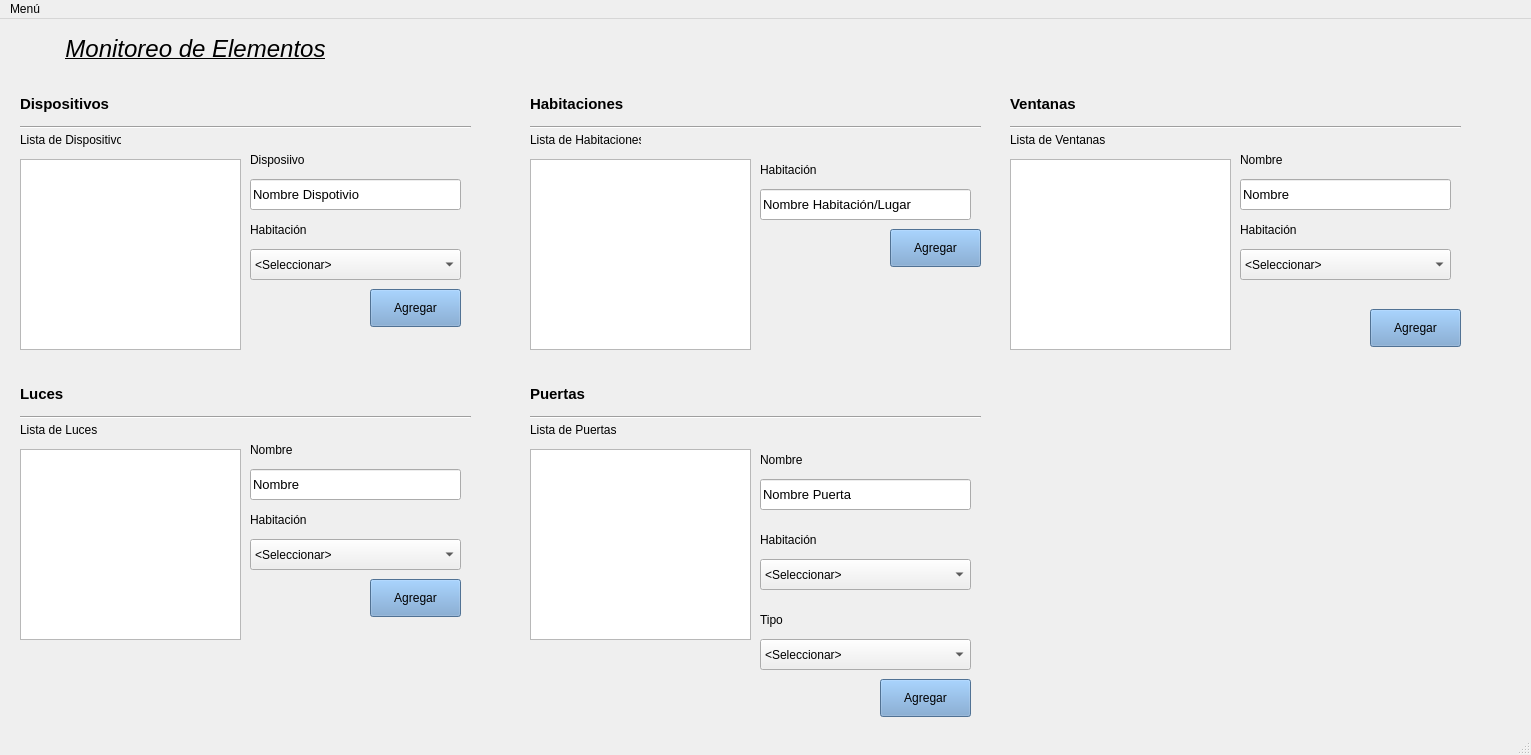
Above: smart-hub-prolog/monitoreoview.ui from josemartinezg/arbol-genealogico-prolog before the change. Below: the same form after it.
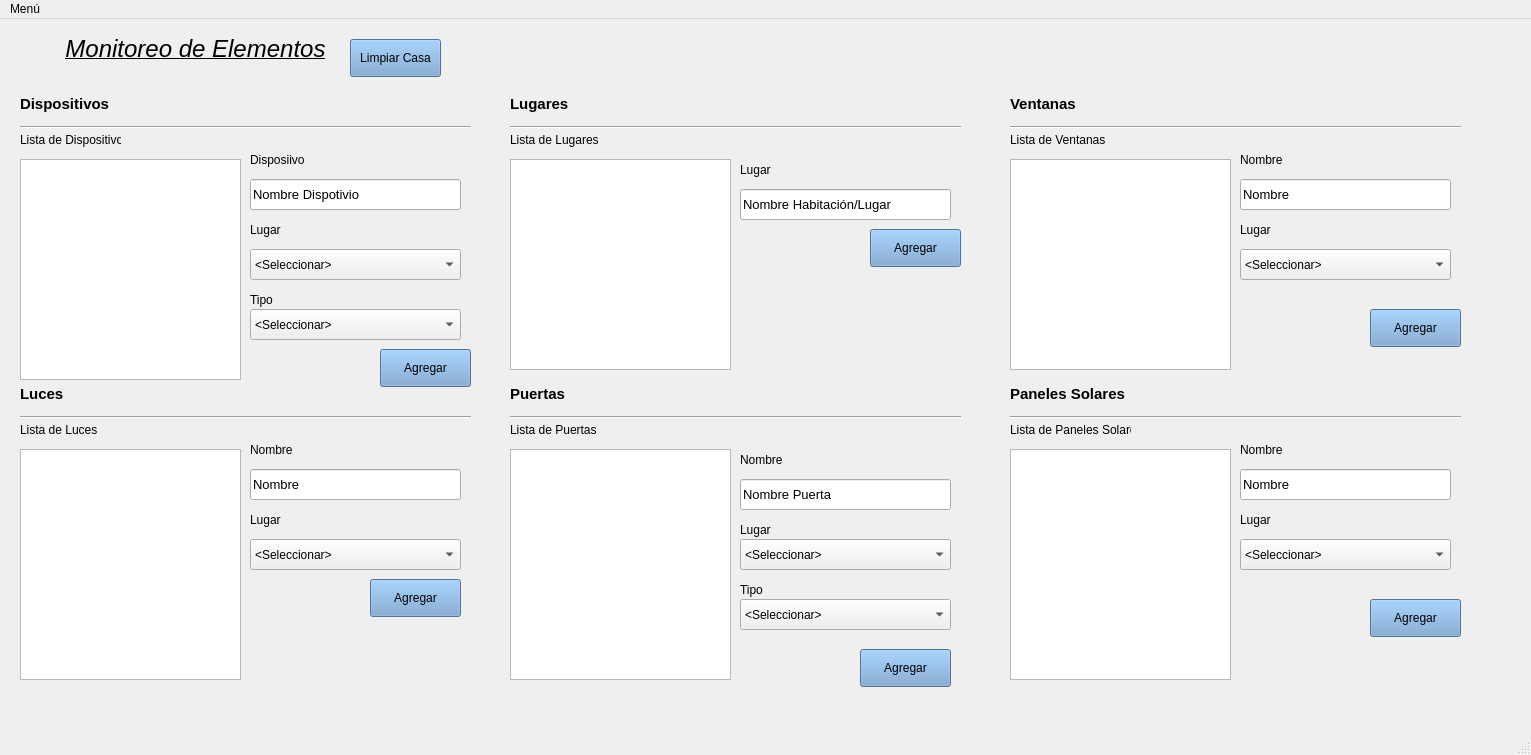
That is the form after the change.

Commit message: Monitoreo View Completo

Patch:
```diff
--- a/smart-hub-prolog/monitoreoview.ui
+++ b/smart-hub-prolog/monitoreoview.ui
@@ -20,7 +20,7 @@
       <x>20</x>
       <y>140</y>
       <width>221</width>
-      <height>191</height>
+      <height>221</height>
      </rect>
     </property>
     <property name="font">
@@ -92,8 +92,8 @@
    <widget class="QPushButton" name="btn_dispositivo">
     <property name="geometry">
      <rect>
-      <x>370</x>
-      <y>270</y>
+      <x>380</x>
+      <y>330</y>
       <width>91</width>
       <height>38</height>
      </rect>
@@ -128,13 +128,13 @@
      </rect>
     </property>
     <property name="text">
-     <string>Habitación</string>
+     <string>Lugar</string>
     </property>
    </widget>
    <widget class="QPushButton" name="btn_habitacion">
     <property name="geometry">
      <rect>
-      <x>890</x>
+      <x>870</x>
       <y>210</y>
       <width>91</width>
       <height>38</height>
@@ -150,20 +150,20 @@
    <widget class="QLabel" name="lbl_habitacion">
     <property name="geometry">
      <rect>
-      <x>760</x>
+      <x>740</x>
       <y>140</y>
       <width>101</width>
       <height>22</height>
      </rect>
     </property>
     <property name="text">
-     <string>Habitación</string>
+     <string>Lugar</string>
     </property>
    </widget>
    <widget class="QLineEdit" name="txt_habitacion">
     <property name="geometry">
      <rect>
-      <x>760</x>
+      <x>740</x>
       <y>170</y>
       <width>211</width>
       <height>31</height>
@@ -184,33 +184,33 @@
    <widget class="QLabel" name="lbl_habitaciones_list">
     <property name="geometry">
      <rect>
-      <x>530</x>
+      <x>510</x>
       <y>110</y>
       <width>111</width>
       <height>22</height>
      </rect>
     </property>
     <property name="text">
-     <string>Lista de Habitaciones</string>
+     <string>Lista de Lugares</string>
     </property>
    </widget>
    <widget class="QLabel" name="lbl_habitacion_2">
     <property name="geometry">
      <rect>
-      <x>530</x>
+      <x>510</x>
       <y>70</y>
       <width>191</width>
       <height>31</height>
      </rect>
     </property>
     <property name="text">
-     <string>&lt;html&gt;&lt;head/&gt;&lt;body&gt;&lt;p&gt;&lt;span style=&quot; font-size:11pt; font-weight:600;&quot;&gt;Habitaciones&lt;/span&gt;&lt;/p&gt;&lt;/body&gt;&lt;/html&gt;</string>
+     <string>&lt;html&gt;&lt;head/&gt;&lt;body&gt;&lt;p&gt;&lt;span style=&quot; font-size:11pt; font-weight:600;&quot;&gt;Lugares&lt;/span&gt;&lt;/p&gt;&lt;/body&gt;&lt;/html&gt;</string>
     </property>
    </widget>
    <widget class="Line" name="line_2">
     <property name="geometry">
      <rect>
-      <x>530</x>
+      <x>510</x>
       <y>100</y>
       <width>451</width>
       <height>16</height>
@@ -267,7 +267,7 @@
    <widget class="QLineEdit" name="txt_puerta">
     <property name="geometry">
      <rect>
-      <x>760</x>
+      <x>740</x>
       <y>460</y>
       <width>211</width>
       <height>31</height>
@@ -295,13 +295,13 @@
      </rect>
     </property>
     <property name="text">
-     <string>Habitación</string>
+     <string>Lugar</string>
     </property>
    </widget>
    <widget class="QLabel" name="lbl_puertas_list">
     <property name="geometry">
      <rect>
-      <x>530</x>
+      <x>510</x>
       <y>400</y>
       <width>111</width>
       <height>22</height>
@@ -342,7 +342,7 @@
    <widget class="Line" name="line_3">
     <property name="geometry">
      <rect>
-      <x>530</x>
+      <x>510</x>
       <y>390</y>
       <width>451</width>
       <height>16</height>
@@ -368,8 +368,8 @@
    <widget class="QPushButton" name="btn_puertas">
     <property name="geometry">
      <rect>
-      <x>880</x>
-      <y>660</y>
+      <x>860</x>
+      <y>630</y>
       <width>91</width>
       <height>38</height>
      </rect>
@@ -405,7 +405,7 @@
    <widget class="QLabel" name="lbl_puerta">
     <property name="geometry">
      <rect>
-      <x>760</x>
+      <x>740</x>
       <y>430</y>
       <width>101</width>
       <height>22</height>
@@ -431,7 +431,7 @@
    <widget class="QLabel" name="lbl_habitacion1_4">
     <property name="geometry">
      <rect>
-      <x>530</x>
+      <x>510</x>
       <y>360</y>
       <width>191</width>
       <height>31</height>
@@ -444,21 +444,21 @@
    <widget class="QLabel" name="lbl_puerta_hab">
     <property name="geometry">
      <rect>
-      <x>760</x>
-      <y>510</y>
+      <x>740</x>
+      <y>500</y>
       <width>101</width>
       <height>22</height>
      </rect>
     </property>
     <property name="text">
-     <string>Habitación</string>
+     <string>Lugar</string>
     </property>
    </widget>
    <widget class="QComboBox" name="cbx_puerta_hab">
     <property name="geometry">
      <rect>
-      <x>760</x>
-      <y>540</y>
+      <x>740</x>
+      <y>520</y>
       <width>211</width>
       <height>31</height>
      </rect>
@@ -472,8 +472,8 @@
    <widget class="QComboBox" name="cbx_puertas">
     <property name="geometry">
      <rect>
-      <x>760</x>
-      <y>620</y>
+      <x>740</x>
+      <y>580</y>
       <width>211</width>
       <height>31</height>
      </rect>
@@ -487,8 +487,8 @@
    <widget class="QLabel" name="lbl_puertas_tipo">
     <property name="geometry">
      <rect>
-      <x>760</x>
-      <y>590</y>
+      <x>740</x>
+      <y>560</y>
       <width>101</width>
       <height>22</height>
      </rect>
@@ -507,7 +507,7 @@
      </rect>
     </property>
     <property name="text">
-     <string>Habitación</string>
+     <string>Lugar</string>
     </property>
    </widget>
    <widget class="QComboBox" name="cbx_ventana_hab">
@@ -630,10 +630,10 @@
    <widget class="QListWidget" name="lista_habitaciones">
     <property name="geometry">
      <rect>
-      <x>530</x>
+      <x>510</x>
       <y>140</y>
       <width>221</width>
-      <height>191</height>
+      <height>211</height>
      </rect>
     </property>
     <property name="font">
@@ -648,7 +648,7 @@
       <x>20</x>
       <y>430</y>
       <width>221</width>
-      <height>191</height>
+      <height>231</height>
      </rect>
     </property>
     <property name="font">
@@ -660,10 +660,10 @@
    <widget class="QListWidget" name="lista_puertas">
     <property name="geometry">
      <rect>
-      <x>530</x>
+      <x>510</x>
       <y>430</y>
       <width>221</width>
-      <height>191</height>
+      <height>231</height>
      </rect>
     </property>
     <property name="font">
@@ -678,7 +678,7 @@
       <x>1010</x>
       <y>140</y>
       <width>221</width>
-      <height>191</height>
+      <height>211</height>
      </rect>
     </property>
     <property name="font">
@@ -687,6 +687,182 @@
      </font>
     </property>
    </widget>
+   <widget class="QLabel" name="lbl_paneles_nombre">
+    <property name="geometry">
+     <rect>
+      <x>1240</x>
+      <y>420</y>
+      <width>101</width>
+      <height>22</height>
+     </rect>
+    </property>
+    <property name="text">
+     <string>Nombre</string>
+    </property>
+   </widget>
+   <widget class="QListWidget" name="lista_paneles">
+    <property name="geometry">
+     <rect>
+      <x>1010</x>
+      <y>430</y>
+      <width>221</width>
+      <height>231</height>
+     </rect>
+    </property>
+    <property name="font">
+     <font>
+      <pointsize>12</pointsize>
+     </font>
+    </property>
+   </widget>
+   <widget class="QComboBox" name="cbx_paneles_hab">
+    <property name="geometry">
+     <rect>
+      <x>1240</x>
+      <y>520</y>
+      <width>211</width>
+      <height>31</height>
+     </rect>
+    </property>
+    <item>
+     <property name="text">
+      <string>&lt;Seleccionar&gt;</string>
+     </property>
+    </item>
+   </widget>
+   <widget class="Line" name="line_6">
+    <property name="geometry">
+     <rect>
+      <x>1010</x>
+      <y>390</y>
+      <width>451</width>
+      <height>16</height>
+     </rect>
+    </property>
+    <property name="orientation">
+     <enum>Qt::Horizontal</enum>
+    </property>
+   </widget>
+   <widget class="QLabel" name="lbl_paneles_hab">
+    <property name="geometry">
+     <rect>
+      <x>1240</x>
+      <y>490</y>
+      <width>101</width>
+      <height>22</height>
+     </rect>
+    </property>
+    <property name="text">
+     <string>Lugar</string>
+    </property>
+   </widget>
+   <widget class="QLabel" name="lbl_paneles_list">
+    <property name="geometry">
+     <rect>
+      <x>1010</x>
+      <y>400</y>
+      <width>121</width>
+      <height>22</height>
+     </rect>
+    </property>
+    <property name="text">
+     <string>Lista de Paneles Solares</string>
+    </property>
+   </widget>
+   <widget class="QPushButton" name="btn_paneles">
+    <property name="geometry">
+     <rect>
+      <x>1370</x>
+      <y>580</y>
+      <width>91</width>
+      <height>38</height>
+     </rect>
+    </property>
+    <property name="styleSheet">
+     <string notr="true">background-color: rgb(114, 159, 207);</string>
+    </property>
+    <property name="text">
+     <string>Agregar</string>
+    </property>
+   </widget>
+   <widget class="QLabel" name="lbl_paneles">
+    <property name="geometry">
+     <rect>
+      <x>1010</x>
+      <y>360</y>
+      <width>191</width>
+      <height>31</height>
+     </rect>
+    </property>
+    <property name="text">
+     <string>&lt;html&gt;&lt;head/&gt;&lt;body&gt;&lt;p&gt;&lt;span style=&quot; font-size:11pt; font-weight:600;&quot;&gt;Paneles Solares&lt;/span&gt;&lt;/p&gt;&lt;/body&gt;&lt;/html&gt;</string>
+    </property>
+   </widget>
+   <widget class="QLineEdit" name="txt_paneles">
+    <property name="geometry">
+     <rect>
+      <x>1240</x>
+      <y>450</y>
+      <width>211</width>
+      <height>31</height>
+     </rect>
+    </property>
+    <property name="font">
+     <font>
+      <pointsize>10</pointsize>
+     </font>
+    </property>
+    <property name="text">
+     <string>Nombre</string>
+    </property>
+    <property name="placeholderText">
+     <string>Escriba un nombre</string>
+    </property>
+   </widget>
+   <widget class="QPushButton" name="btn_limpiar_casa">
+    <property name="geometry">
+     <rect>
+      <x>350</x>
+      <y>20</y>
+      <width>91</width>
+      <height>38</height>
+     </rect>
+    </property>
+    <property name="styleSheet">
+     <string notr="true">background-color: rgb(114, 159, 207);</string>
+    </property>
+    <property name="text">
+     <string>Limpiar Casa</string>
+    </property>
+   </widget>
+   <widget class="QLabel" name="lbl_puertas_tipo_2">
+    <property name="geometry">
+     <rect>
+      <x>250</x>
+      <y>270</y>
+      <width>101</width>
+      <height>22</height>
+     </rect>
+    </property>
+    <property name="text">
+     <string>Tipo</string>
+    </property>
+   </widget>
+   <widget class="QComboBox" name="cbx_puertas_2">
+    <property name="geometry">
+     <rect>
+      <x>250</x>
+      <y>290</y>
+      <width>211</width>
+      <height>31</height>
+     </rect>
+    </property>
+    <item>
+     <property name="text">
+      <string>&lt;Seleccionar&gt;</string>
+     </property>
+    </item>
+   </widget>
   </widget>
   <widget class="QMenuBar" name="menubar">
    <property name="geometry">
```
The commit also changes 2 other files.
